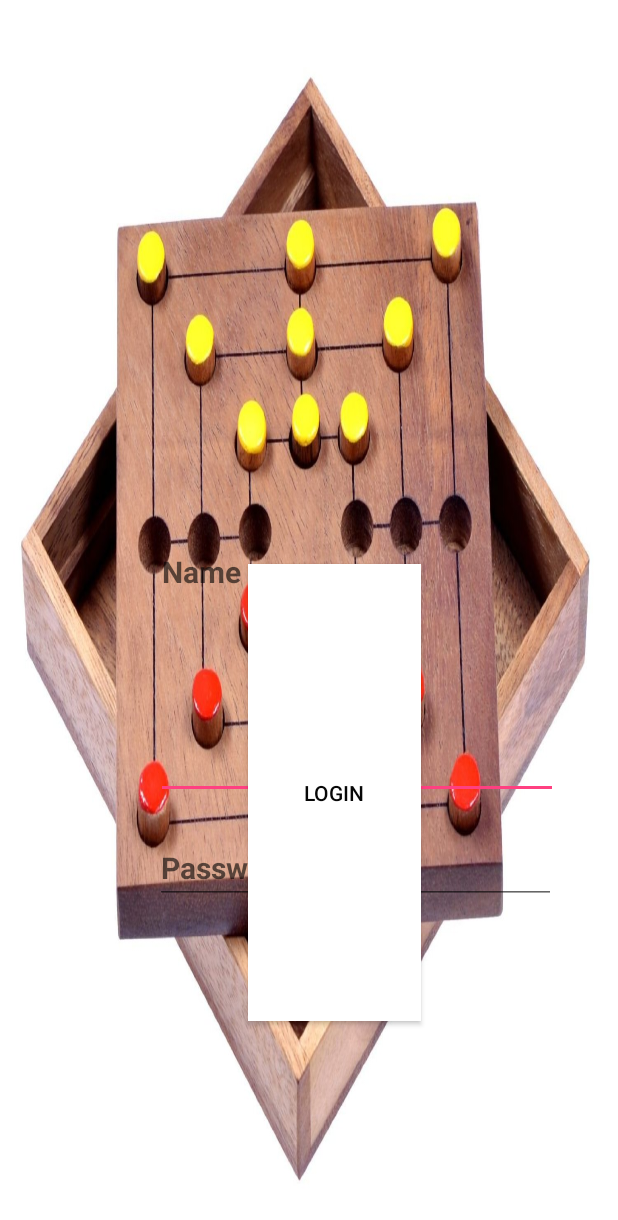
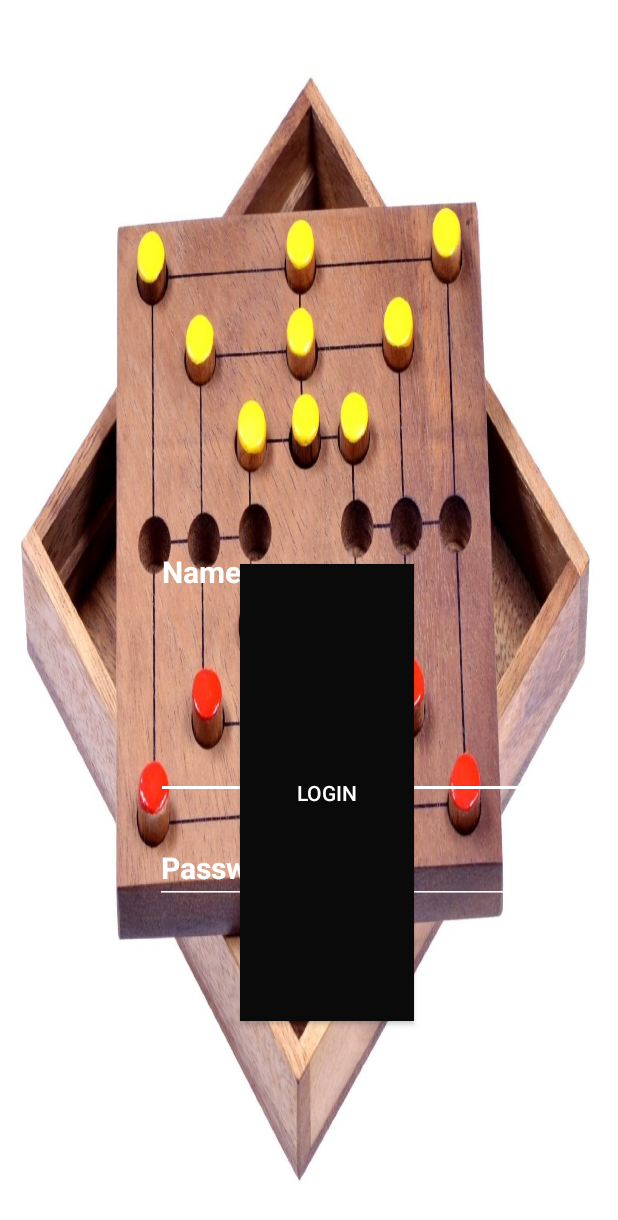
Before and after one commit to 702Hussein/Muehle, an Android app: the screen it shows after launch (MainActivity), on a phone screen of 412 x 824 dp. Shown: the top 1220 px of the screen. Run offline under Robolectric (Android 15) with nearby library versions, the phone set to English and light mode, and no system bars; 1 statement that could not run was skipped.

Commit message:
Changed background and editviews

```diff
--- a/app/src/main/res/layout/activity_main.xml
+++ b/app/src/main/res/layout/activity_main.xml
@@ -25,11 +25,13 @@
         android:layout_marginTop="230dp"
         android:layout_marginEnd="40dp"
         android:layout_marginBottom="291dp"
+        android:backgroundTint="@android:color/white"
         android:ems="10"
         android:fontFamily="sans-serif"
         android:hint="Name"
         android:inputType="textPersonName"
-        android:textColor="@android:color/background_light"
+        android:textAllCaps="false"
+        android:textColorHint="@android:color/background_light"
         android:textSize="20sp"
         android:textStyle="bold" />
 
@@ -43,9 +45,11 @@
         android:layout_marginStart="103dp"
         android:layout_marginEnd="41dp"
         android:layout_marginBottom="221dp"
+        android:backgroundTint="@android:color/white"
         android:ems="10"
         android:hint="Password"
         android:inputType="textPassword"
+        android:textColorHint="@android:color/background_light"
         android:textSize="20sp"
         android:textStyle="bold" />
 
@@ -57,13 +61,13 @@
         android:layout_alignParentTop="true"
         android:layout_alignParentEnd="true"
         android:layout_alignParentBottom="true"
-        android:layout_marginStart="165dp"
+        android:layout_marginStart="160dp"
         android:layout_marginTop="376dp"
-        android:layout_marginEnd="131dp"
+        android:layout_marginEnd="136dp"
         android:layout_marginBottom="143dp"
-        android:background="@android:color/background_light"
+        android:background="@color/colorPrimaryDark"
         android:text="Login"
-        android:textColor="@color/colorPrimaryDark" />
+        android:textColor="@android:color/background_light" />
 
 
 </RelativeLayout>
--- a/app/src/main/res/values/colors.xml
+++ b/app/src/main/res/values/colors.xml
@@ -1,6 +1,6 @@
 <?xml version="1.0" encoding="utf-8"?>
 <resources>
     <color name="colorPrimary">#3F51B5</color>
-    <color name="colorPrimaryDark">#070707</color>
+    <color name="colorPrimaryDark">#0a0a0a</color>
     <color name="colorAccent">#FF4081</color>
 </resources>
--- a/build.gradle
+++ b/build.gradle
@@ -7,7 +7,7 @@ buildscript {
         jcenter()
     }
     dependencies {
-        classpath 'com.android.tools.build:gradle:3.2.0'
+        classpath 'com.android.tools.build:gradle:3.2.1'
 
 
         // NOTE: Do not place your application dependencies here; they belong
```
